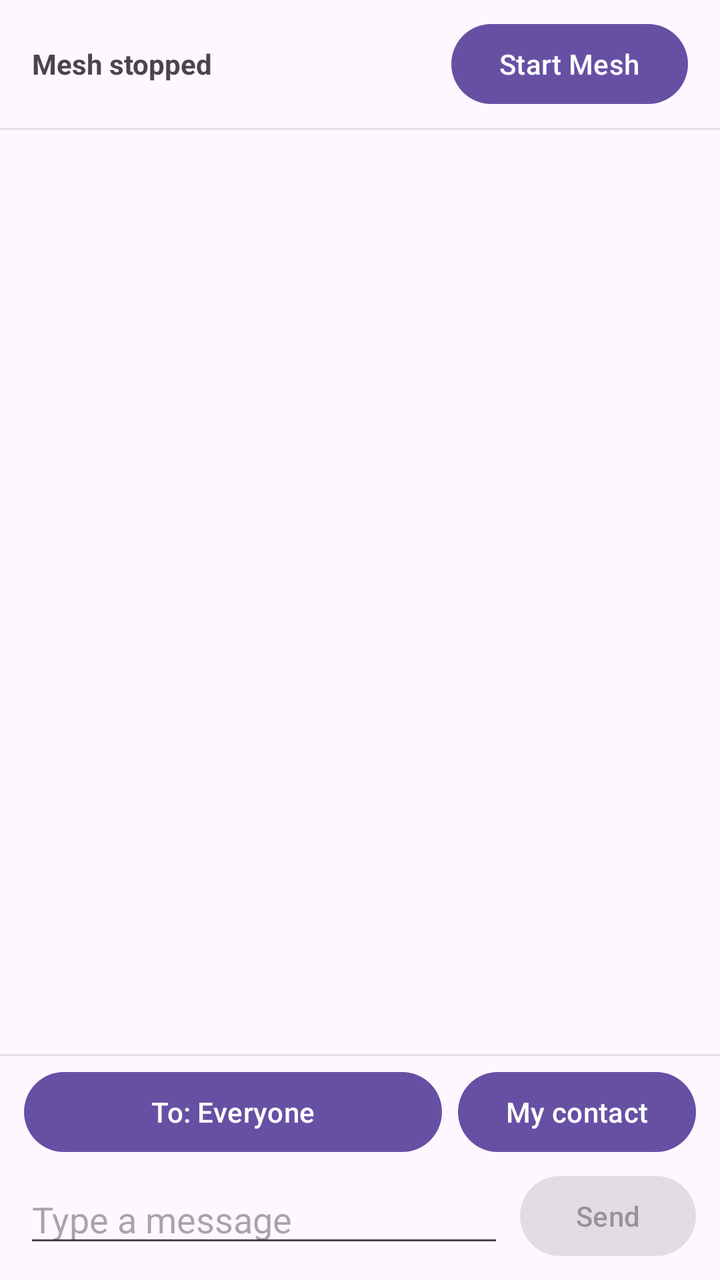
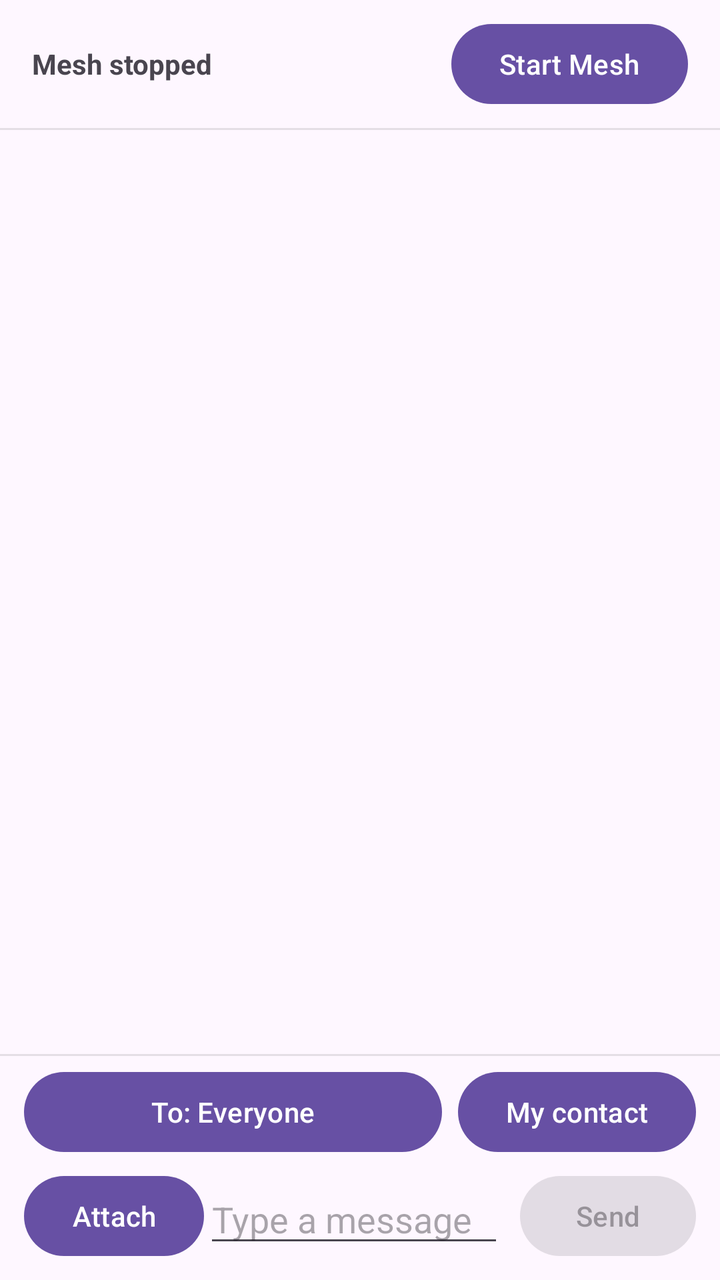

Screens rendered from an Android XML layout before and after an edit, with the pre-edit source and the edit as a unified diff.
<!-- AndroidManifest.xml: application theme Theme.OffGrid -->
<!-- res/layout/activity_main.xml -->
<?xml version="1.0" encoding="utf-8"?>
<LinearLayout xmlns:android="http://schemas.android.com/apk/res/android"
    android:id="@+id/root"
    android:layout_width="match_parent"
    android:layout_height="match_parent"
    android:orientation="vertical">

    
    <LinearLayout
        android:layout_width="match_parent"
        android:layout_height="wrap_content"
        android:gravity="center_vertical"
        android:orientation="horizontal"
        android:paddingStart="16dp"
        android:paddingTop="8dp"
        android:paddingEnd="16dp"
        android:paddingBottom="8dp">

        <TextView
            android:id="@+id/statusText"
            android:layout_width="0dp"
            android:layout_height="wrap_content"
            android:layout_weight="1"
            android:text="Mesh stopped"
            android:textSize="14sp"
            android:textStyle="bold" />

        <Button
            android:id="@+id/toggleButton"
            android:layout_width="wrap_content"
            android:layout_height="wrap_content"
            android:text="Start Mesh" />
    </LinearLayout>

    <View
        android:layout_width="match_parent"
        android:layout_height="1dp"
        android:alpha="0.2"
        android:background="#808080" />

    
    <androidx.recyclerview.widget.RecyclerView
        android:id="@+id/chatRecycler"
        android:layout_width="match_parent"
        android:layout_height="0dp"
        android:layout_weight="1"
        android:clipToPadding="false"
        android:paddingTop="8dp"
        android:paddingBottom="8dp" />

    <View
        android:layout_width="match_parent"
        android:layout_height="1dp"
        android:alpha="0.2"
        android:background="#808080" />

    
    <LinearLayout
        android:layout_width="match_parent"
        android:layout_height="wrap_content"
        android:gravity="center_vertical"
        android:orientation="horizontal"
        android:paddingStart="12dp"
        android:paddingTop="4dp"
        android:paddingEnd="12dp">

        <Button
            android:id="@+id/recipientButton"
            android:layout_width="0dp"
            android:layout_height="wrap_content"
            android:layout_weight="1"
            android:ellipsize="end"
            android:maxLines="1"
            android:text="To: Everyone" />

        <Button
            android:id="@+id/contactButton"
            android:layout_width="wrap_content"
            android:layout_height="wrap_content"
            android:layout_marginStart="8dp"
            android:text="My contact" />
    </LinearLayout>

    
    <LinearLayout
        android:layout_width="match_parent"
        android:layout_height="wrap_content"
        android:gravity="center_vertical"
        android:orientation="horizontal"
        android:paddingStart="12dp"
        android:paddingTop="4dp"
        android:paddingEnd="12dp"
        android:paddingBottom="8dp">

        <EditText
            android:id="@+id/messageInput"
            android:layout_width="0dp"
            android:layout_height="wrap_content"
            android:layout_weight="1"
            android:hint="Type a message"
            android:imeOptions="actionSend"
            android:importantForAutofill="no"
            android:inputType="textCapSentences"
            android:maxLines="3" />

        <Button
            android:id="@+id/sendButton"
            android:layout_width="wrap_content"
            android:layout_height="wrap_content"
            android:layout_marginStart="8dp"
            android:enabled="false"
            android:text="Send" />
    </LinearLayout>

</LinearLayout>
<!-- resources referenced by this layout -->
<resources>
  <style name="Theme.OffGrid" parent="Base.Theme.OffGrid" />
  <style name="Base.Theme.OffGrid" parent="Theme.Material3.DayNight.NoActionBar">
          
          
      </style>
</resources>

<!-- the commit's change to res/layout/activity_main.xml (unified diff, before → after) -->
@@ -92,6 +92,8 @@
         android:paddingEnd="12dp"
         android:paddingBottom="8dp">
 
+        <Button android:id="@+id/attachButton" android:layout_width="wrap_content"
+            android:layout_height="wrap_content" android:text="Attach"/>
         <EditText
             android:id="@+id/messageInput"
             android:layout_width="0dp"
